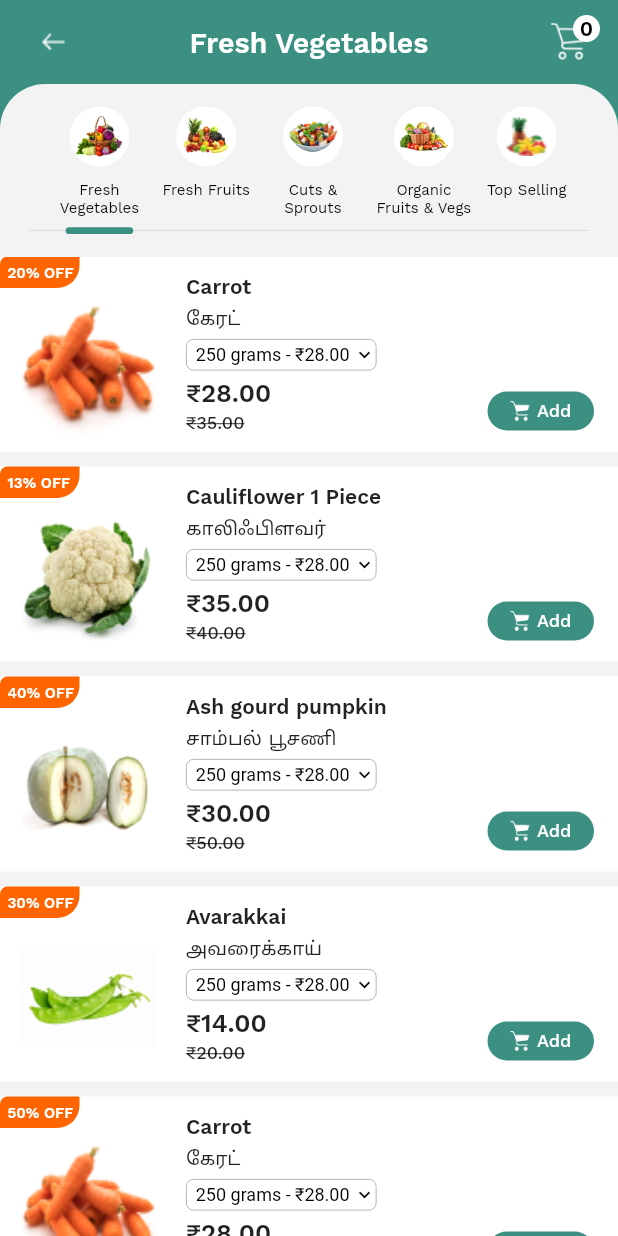
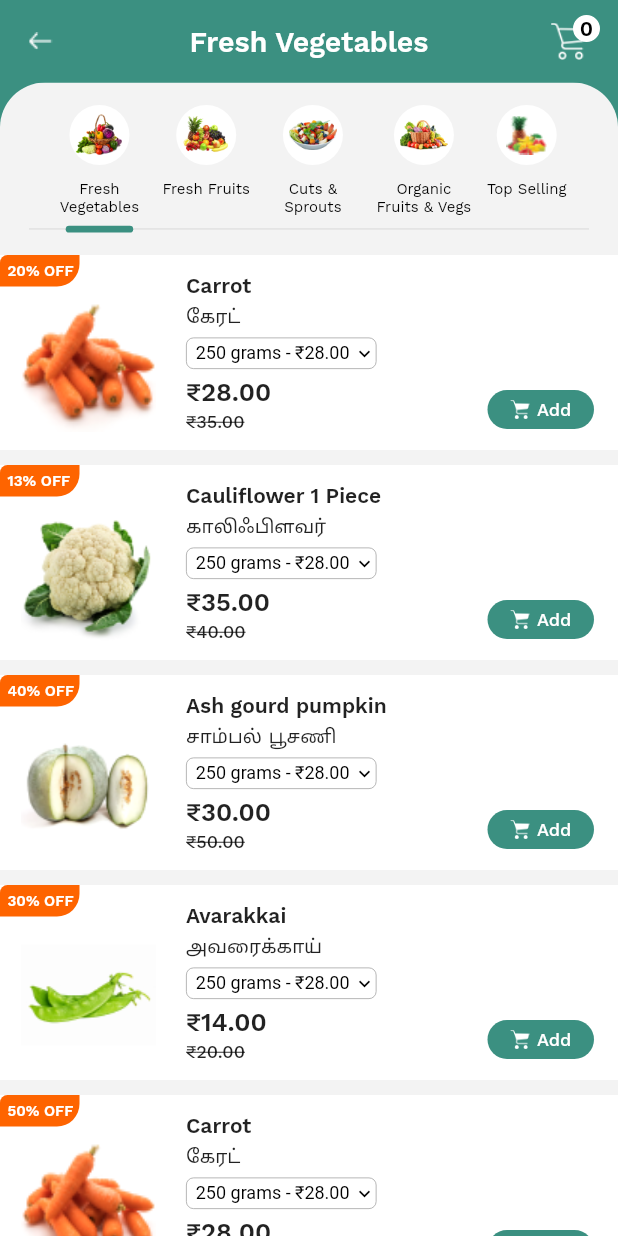
Before and after one commit to arulselvamatv/familygardenmobile-app, a Flutter app: the screen it shows after launch, after a tap on "Fresh Vegetables", on a phone screen of 412 x 824 dp. Run offline on Flutter 3.47's test engine with Material 2 defaults, Android fonts, the phone set to English and light mode, and no system bars; our stand-ins replace carousel_slider, get, google_fonts.

Commit message:
working on cart design

```diff
--- a/lib/routes/app_pages.dart
+++ b/lib/routes/app_pages.dart
@@ -1,10 +1,12 @@
 import 'package:family_garden/screens/Home_screen/views/homescreen_view.dart';
+import 'package:family_garden/screens/cart_screen/views/cart_view.dart';
 import 'package:family_garden/screens/dashboard/views/dashboard_view.dart';
 import 'package:family_garden/screens/product_details_screen/views/product_details_view.dart';
 import 'package:family_garden/screens/product_listing_screen/bindings/product_listing_binding.dart';
 import 'package:family_garden/screens/product_listing_screen/views/product_listing_view.dart';
 import 'package:get/get.dart';
 import '../screens/Home_screen/bindings/homescreen_binding.dart';
+import '../screens/cart_screen/bindings/cart_binding.dart';
 import '../screens/dashboard/bindings/dashboard_bindings.dart';
 import '../screens/product_details_screen/bindings/product_details_binding.dart';
 import '../screens/splash_screen/bindings/splash_bindings.dart';
@@ -44,6 +46,11 @@ class AppPages {
       page: () => ProductDetailsView(),
       binding: ProductDetailsBinding(),
     ),
+    GetPage(
+      name: _Paths.CART_SCREEN,
+      page: () => CartView(),
+      binding: CartBinding(),
+    ),
 
   ];
 }
--- a/lib/routes/app_routes.dart
+++ b/lib/routes/app_routes.dart
@@ -9,6 +9,7 @@ abstract class Routes {
   static const CATEGORIES_SCREEN = _Paths.CATEGORIES_SCREEN;
   static const PRODUCT_LISTING_SCREEN = _Paths.PRODUCT_LISTING_SCREEN;
   static const PRODUCT_DETAILS_SCREEN = _Paths.PRODUCT_DETAILS_SCREEN;
+  static const CART_SCREEN = _Paths.CART_SCREEN;
 
 }
 
@@ -20,5 +21,6 @@ abstract class _Paths {
   static const CATEGORIES_SCREEN = '/categories_screen';
   static const PRODUCT_LISTING_SCREEN = '/product_listing_screen';
   static const PRODUCT_DETAILS_SCREEN = '/product_details_screen';
+  static const CART_SCREEN = '/cart_screen';
 
 }
--- a/lib/screens/Home_screen/views/homescreen_view.dart
+++ b/lib/screens/Home_screen/views/homescreen_view.dart
@@ -27,7 +27,7 @@ var controller = Get.put(HomeScreenController());
             )
           ),
           child: Padding(
-            padding: const EdgeInsets.only(top: 10),
+            padding: const EdgeInsets.only(top: 15),
             child: SingleChildScrollView(
               // physics: BouncingScrollPhysics(),
               child: Column (
--- a/lib/screens/dashboard/views/dashboard_view.dart
+++ b/lib/screens/dashboard/views/dashboard_view.dart
@@ -2,6 +2,7 @@ import 'package:family_garden/screens/categories_screen/views/categories_view.da
 import 'package:family_garden/screens/dashboard/controllers/dashboard_controller.dart';
 import 'package:family_garden/screens/drawer_screen/views/drawer_view.dart';
 import 'package:family_garden/utils/common_import/common_import.dart';
+import 'package:family_garden/widgets/common_appbar/custom_appbar_view.dart';
 import 'package:flutter/services.dart';
 import 'package:get/get.dart';
 import '../../../utils/theme/app_colors.dart';
@@ -14,11 +15,66 @@ class DashboardView extends GetView<DashboardController> {
     return Obx(
       () => Scaffold(
         key: controller.scaffoldKey,
-          appBar: AppBar(
-            systemOverlayStyle: (SystemUiOverlayStyle.dark),
-            leadingWidth: 50,
-            centerTitle: controller.selectedIndex.value == 0 ? false : true,
-            leading: Container(
+          // appBar: AppBar(
+          //   systemOverlayStyle: (SystemUiOverlayStyle.dark),
+          //   leadingWidth: 50,
+          //   centerTitle: controller.selectedIndex.value == 0 ? false : true,
+          //   leading: Container(
+          //     width: 14,
+          //     child: Row(
+          //       children: [
+          //         Padding(
+          //           padding: const EdgeInsets.only(left: 15.0),
+          //           child: GestureDetector(
+          //               onTap: (){
+          //
+          //                 controller.scaffoldKey.currentState?.openDrawer();
+          //               },
+          //               child: Image.asset('assets/icons/sideMenu.png',height: 25,width: 25,fit: BoxFit.fill,)),
+          //         )
+          //       ],
+          //     ),
+          //   ),
+          //   title: TextWidget(controller.selectedIndex.value == 0 ? "Family Garden" : controller.selectedIndex.value == 1 ? 'Category' : controller.selectedIndex.value == 2 ? 'Offers': 'Account',fontSize: 24,fontWeight: FontWeight.w600,color: Colors.white,),
+          //   actions: [
+          //     Stack(
+          //       children: [
+          //         Padding(
+          //           padding: const EdgeInsets.only(right: 20,top: 15),
+          //           child: Image.asset("assets/icons/cart.png",height: 25,width: 25),
+          //         ),
+          //         Container(
+          //           width: 30,
+          //           height: 30,
+          //           alignment: Alignment.topRight,
+          //           margin: const EdgeInsets.only(top: 10,left: 3.0),
+          //           child: Container(
+          //             width: 18,
+          //             height: 18,
+          //             decoration: BoxDecoration(
+          //                 shape: BoxShape.circle,
+          //                 color: Colors.white,
+          //                 border: Border.all(color: Colors.white, width: 1)),
+          //             child: Padding(
+          //               padding: const EdgeInsets.all(0.0),
+          //               child: Center(
+          //                   child: TextWidget("0",color: Colors.black,fontSize: 14,fontWeight: FontWeight.w600,)
+          //               ),
+          //             ),
+          //           ),
+          //         ),
+          //       ],
+          //     )
+          //   ],
+          //   backgroundColor: AppColors.primaryColor,
+          //   elevation: 0,
+          // ),
+          appBar: PreferredSize(
+            preferredSize: Size.fromHeight(55),
+            child: CustomAppbarView (
+              leading_width: 50,
+              font_size: 24,
+              appbar_leading: Container(
                   width: 14,
                   child: Row(
                     children: [
@@ -34,39 +90,9 @@ class DashboardView extends GetView<DashboardController> {
                     ],
                   ),
                 ),
-            title: TextWidget(controller.selectedIndex.value == 0 ? "Family Garden" : controller.selectedIndex.value == 1 ? 'Category' : controller.selectedIndex.value == 2 ? 'Offers': 'Account',fontSize: 24,fontWeight: FontWeight.w600,color: Colors.white,),
-            actions: [
-              Stack(
-                children: [
-                  Padding(
-                    padding: const EdgeInsets.only(right: 20,top: 15),
-                    child: Image.asset("assets/icons/cart.png",height: 25,width: 25),
+              appbar_title: controller.selectedIndex.value == 0 ? "Family Garden" : controller.selectedIndex.value == 1 ? 'Category' : controller.selectedIndex.value == 2 ? 'Offers': 'Account',
+              center_title: controller.selectedIndex.value == 0 ? false : true,
             ),
-                  Container(
-                    width: 30,
-                    height: 30,
-                    alignment: Alignment.topRight,
-                    margin: const EdgeInsets.only(top: 10,left: 3.0),
-                    child: Container(
-                      width: 18,
-                      height: 18,
-                      decoration: BoxDecoration(
-                          shape: BoxShape.circle,
-                          color: Colors.white,
-                          border: Border.all(color: Colors.white, width: 1)),
-                      child: Padding(
-                        padding: const EdgeInsets.all(0.0),
-                        child: Center(
-                            child: TextWidget("0",color: Colors.black,fontSize: 14,fontWeight: FontWeight.w600,)
-                        ),
-                      ),
-                    ),
-                  ),
-                ],
-              )
-            ],
-            backgroundColor: AppColors.primaryColor,
-            elevation: 0,
           ),
           drawer: DrawerView(),
           body: Center(
@@ -108,6 +134,7 @@ class DashboardView extends GetView<DashboardController> {
               labelColor: Color(0xff000000),
               unselectedLabelColor: Color(0xff9B9B9B),
               labelStyle: TextStyle(fontSize: 10, fontWeight: FontWeight.w600),
+
               indicator: UnderlineTabIndicator(
                 borderSide: BorderSide(color: Colors.black, width: 4.0),
                 insets: EdgeInsets.fromLTRB(0.0, 0.0, 0.0, 66.0),
--- a/lib/screens/product_listing_screen/views/product_listing_view.dart
+++ b/lib/screens/product_listing_screen/views/product_listing_view.dart
@@ -3,9 +3,9 @@ import 'package:family_garden/utils/theme/app_colors.dart';
 import 'package:flutter/material.dart';
 import 'package:flutter/services.dart';
 import 'package:get/get.dart';
-
 import '../../../routes/app_pages.dart';
 import '../../../utils/theme/app_sizes.dart';
+import '../../../widgets/common_appbar/custom_appbar_view.dart';
 import '../../../widgets/custom_text.dart';
 
 class ProductListingView extends GetView<ProductListingController>{
@@ -14,17 +14,16 @@ class ProductListingView extends GetView<ProductListingController>{
     return   Obx(() =>
         Scaffold(
           backgroundColor: AppColors.primaryColor,
-          appBar: AppBar(
-            systemOverlayStyle: (SystemUiOverlayStyle.dark),
-            leadingWidth: 50,
-            automaticallyImplyLeading: false,
-            centerTitle: true,
-            leading: Container(
+            appBar: PreferredSize(
+              preferredSize: Size.fromHeight(55),
+              child: CustomAppbarView (
+                leading_width: 50,
+                appbar_leading: Container(
                   width: 14,
                   child: Row(
                     children: [
                       Padding(
-                    padding: const EdgeInsets.only(left: 24.0),
+                        padding: const EdgeInsets.only(left: 15.0),
                         child: GestureDetector(
                             onTap: (){
                               Get.back();
@@ -34,40 +33,10 @@ class ProductListingView extends GetView<ProductListingController>{
                     ],
                   ),
                 ),
-            title: TextWidget(controller.category[controller.categoriesIndex.value]['name'].toString(),fontSize: 19,fontWeight: FontWeight.w600,color: Colors.white,textOverflow: TextOverflow.ellipsis,),
-            actions: [
-              Stack(
-                children: [
-                  Padding(
-                    padding: const EdgeInsets.only(right: 20,top: 15),
-                    child: Image.asset("assets/icons/cart.png",height: 25,width: 25),
+                font_size: 19,
+                appbar_title: controller.category[controller.categoriesIndex.value]['name'].toString(),
+                center_title: true,
               ),
-                  Container(
-                    width: 30,
-                    height: 30,
-                    alignment: Alignment.topRight,
-                    margin: const EdgeInsets.only(top: 10,left: 3.0),
-                    child: Container(
-                      width: 18,
-                      height: 18,
-                      decoration: BoxDecoration(
-                          shape: BoxShape.circle,
-                          color: Colors.white,
-                          border: Border.all(color: Colors.white, width: 1)),
-                      child: Padding(
-                        padding: const EdgeInsets.all(0.0),
-                        child: Center(
-                            child: TextWidget("0",color: Colors.black,fontSize: 14,fontWeight: FontWeight.w600,)
-                        ),
-                      ),
-                    ),
-                  ),
-
-                ],
-              )
-            ],
-            backgroundColor: AppColors.primaryColor,
-            elevation: 0,
             ),
           body:
           Container(
@@ -81,7 +50,6 @@ class ProductListingView extends GetView<ProductListingController>{
             child: Column(
               children: [
                 AppSize.size.h15,
-                Obx(() =>
                    Stack(
                      fit: StackFit.loose,
                      children: [
@@ -143,7 +111,6 @@ class ProductListingView extends GetView<ProductListingController>{
                         }, itemCount: controller.category.length),
                   ),
                      ],
-                   ),
                    ),
                 AppSize.size.h15,
               GetBuilder<ProductListingController>(
--- /dev/null
+++ b/lib/widgets/common_appbar/custom_appbar_controller.dart
@@ -0,0 +1,5 @@
+import 'package:get/get.dart';
+
+class CustomAppbarController extends GetxController{
+
+}
--- /dev/null
+++ b/lib/widgets/common_appbar/custom_appbar_view.dart
@@ -0,0 +1,75 @@
+import 'package:family_garden/utils/common_import/common_import.dart';
+import 'package:family_garden/widgets/common_appbar/custom_appbar_controller.dart';
+import 'package:flutter/services.dart';
+import 'package:flutter/src/widgets/framework.dart';
+import 'package:get/get.dart';
+
+import '../../routes/app_pages.dart';
+
+class CustomAppbarView extends GetView<CustomAppbarController>{
+  const CustomAppbarView(
+      {Key? key,
+        this.appbar_leading,
+        this.appbar_title,
+        this.center_title,
+        this.leading_width,
+        this.font_size,
+      })
+      : super(key: key);
+  final Widget? appbar_leading;
+  final String? appbar_title;
+  final bool? center_title;
+  final double? leading_width;
+  final double? font_size;
+
+
+  @override
+  Widget build(BuildContext context) {
+    return AppBar(
+      systemOverlayStyle: (SystemUiOverlayStyle.dark),
+      leadingWidth: leading_width,
+      centerTitle: center_title,
+      automaticallyImplyLeading: false,
+      leading: appbar_leading,
+      title: TextWidget(appbar_title,fontSize: font_size,fontWeight: FontWeight.w600,color: Colors.white,),
+      actions: [
+        Stack(
+          children: [
+            GestureDetector(
+              onTap: (){
+                Get.toNamed(Routes.CART_SCREEN);
+              },
+              child: Padding(
+                padding: const EdgeInsets.only(right: 20,top: 15),
+                child: Image.asset("assets/icons/cart.png",height: 25,width: 25),
+              ),
+            ),
+            Container(
+              width: 30,
+              height: 30,
+              alignment: Alignment.topRight,
+              margin: const EdgeInsets.only(top: 10,left: 3.0),
+              child: Container(
+                width: 18,
+                height: 18,
+                decoration: BoxDecoration(
+                    shape: BoxShape.circle,
+                    color: Colors.white,
+                    border: Border.all(color: Colors.white, width: 1)),
+                child: Padding(
+                  padding: const EdgeInsets.all(0.0),
+                  child: Center(
+                      child: TextWidget("0",color: Colors.black,fontSize: 14,fontWeight: FontWeight.w600,)
+                  ),
+                ),
+              ),
+            ),
+          ],
+        )
+      ],
+      backgroundColor: AppColors.primaryColor,
+      elevation: 0,
+    );
+  }
+
+}
```
Also changed, not shown: lib/screens/cart_screen/bindings/cart_binding.dart (added, +12 -0 lines), lib/screens/cart_screen/controllers/cart_controller.dart (added, +15 -0 lines), lib/screens/cart_screen/views/cart_view.dart (added, +246 -0 lines), lib/screens/product_details_screen/views/product_details_view.dart (+14 -57 lines), assets/icons/delete.png (added), 15 other files. Lines whose indentation alone changed are shown as unchanged.
